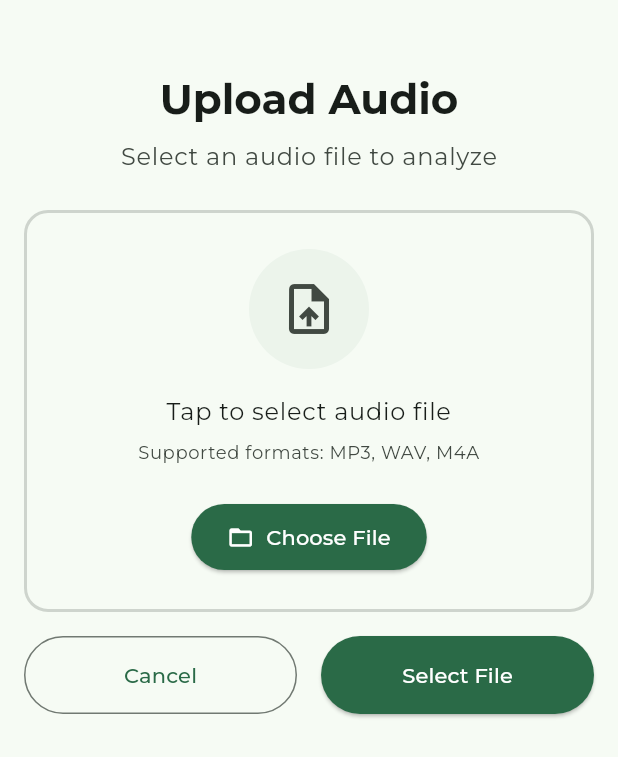
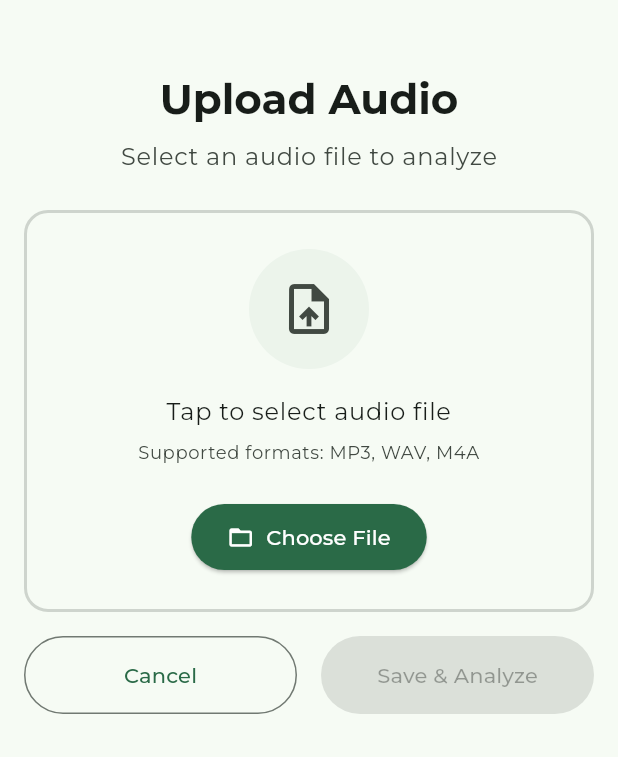
Before and after one commit to dtrovato997/SpeechAnalysis, a Flutter app: the UploadAudioScreen widget shown alone on an empty page, opened directly, on a phone screen of 412 x 824 dp. Shown: the top 757 px of the screen. Run offline on Flutter 3.47's test engine with Material 3 defaults, Android fonts, the phone set to English and light mode, and no system bars; our stand-ins replace audio_video_progress_bar, device_preview, file_picker, flutter_carousel_widget, google_fonts, just_audio and 2 more; missing offline and left inert: audio_waveforms; accounts and stored records are empty.

Commit message:
feat : Upload Audio and Save Dialog improvements

```diff
--- a/flutter_app/lib/ui/core/save_audio_dialog.dart
+++ b/flutter_app/lib/ui/core/save_audio_dialog.dart
@@ -82,7 +82,7 @@ class _SaveAudioDialogState extends State<SaveAudioDialog> {
     } else {
       // Generate default title with date
       final now = DateTime.now();
-      final dateFormatter = DateFormat('dd_MM_yyyy');
+      final dateFormatter = DateFormat('dd_MM_yyyy_HH:mm');
       final formattedDate = dateFormatter.format(now);
       _titleController.text = '${widget.titlePrefix}_$formattedDate';
     }
--- a/flutter_app/lib/ui/core/ui/upload_audio/widgets/upload_audio_screen.dart
+++ b/flutter_app/lib/ui/core/ui/upload_audio/widgets/upload_audio_screen.dart
@@ -369,14 +369,14 @@ class _UploadAudioScreenState extends State<UploadAudioScreen> {
             onPressed:
                 model.hasSelectedFile
                     ? () => _showSaveDialog(model)
-                    : () => _selectFile(model),
+                    : null,
             style: ElevatedButton.styleFrom(
               backgroundColor: colorScheme.primary,
               foregroundColor: colorScheme.onPrimary,
               padding: const EdgeInsets.symmetric(vertical: 16),
             ),
             child: Text(
-              model.hasSelectedFile ? 'Save & Analyze' : 'Select File',
+             'Save & Analyze'
             ),
           ),
         ),
@@ -479,7 +479,7 @@ class _UploadAudioScreenState extends State<UploadAudioScreen> {
       context: context,
       barrierDismissible: false,
       builder: (BuildContext context) {
-        return SaveAudioDialog.forUpload();
+        return SaveAudioDialog.forUpload(initialDescription: model.selectedFilePath?.split('/').last ?? '');
       },
     );
 
```
